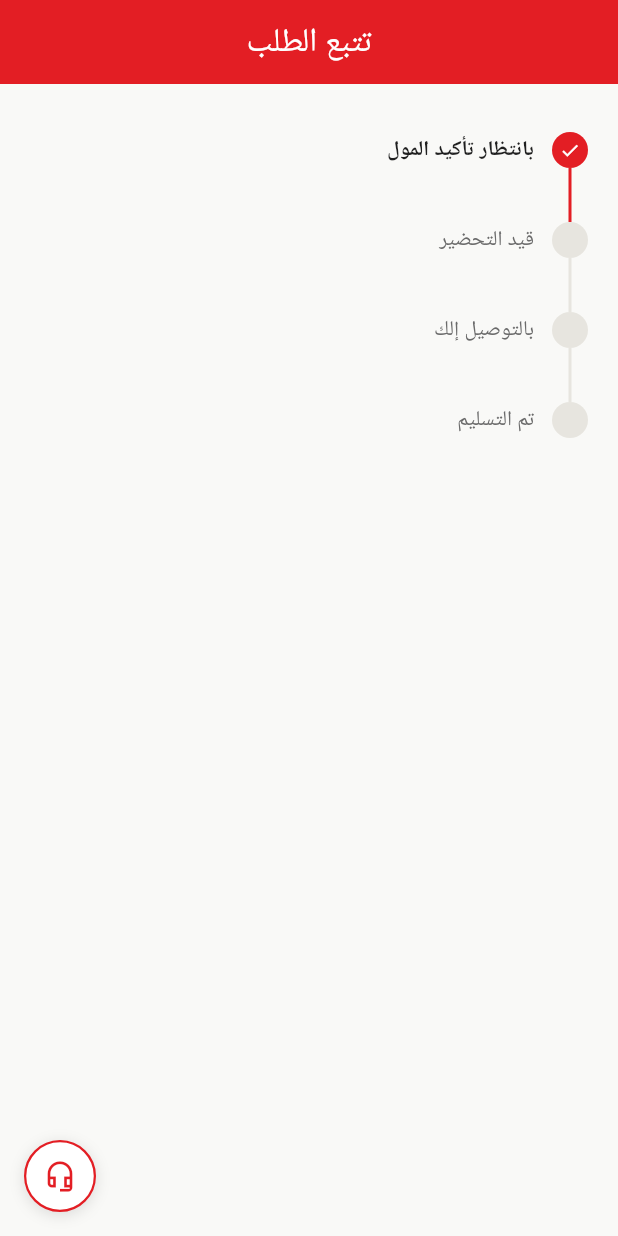
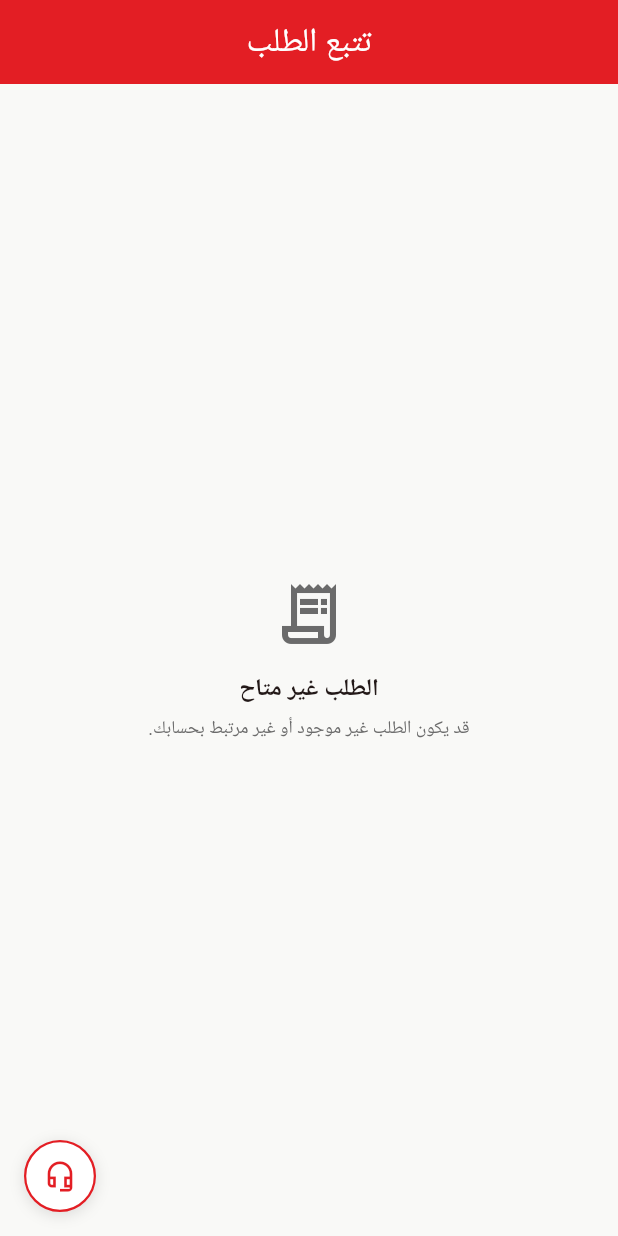
Before and after one commit to Huthayfa-Alomari/altayebat_app, a Flutter app: the OrderTrackingScreen screen opened directly with empty values, on a phone screen of 412 x 824 dp. Run offline on Flutter 3.47's test engine with Material 3 defaults, Android fonts, the phone set to English and light mode, and no system bars; our stand-ins replace supabase_flutter; accounts and stored records are empty; Roboto replaces fonts that are missing (Cairo).

Commit message:
feat: make order tracking resilient and status-aware

```diff
--- a/altayebat_app/lib/screens/order_tracking_screen.dart
+++ b/altayebat_app/lib/screens/order_tracking_screen.dart
@@ -30,25 +30,93 @@ class OrderTrackingScreen extends StatelessWidget {
       body: StreamBuilder<Map<String, dynamic>>(
         stream: SupabaseService.watchOrder(orderId),
         builder: (context, snapshot) {
-          if (!snapshot.hasData) {
+          if (snapshot.hasError) {
+            return _messageState(
+              icon: Icons.cloud_off_outlined,
+              title: 'تعذر تحديث الطلب',
+              subtitle: 'تأكد من الإنترنت وافتح الشاشة مرة ثانية.',
+            );
+          }
+
+          if (snapshot.connectionState == ConnectionState.waiting) {
             return const Center(
               child: CircularProgressIndicator(color: AppColors.primary),
             );
           }
 
+          if (!snapshot.hasData || snapshot.data!.isEmpty) {
+            return _messageState(
+              icon: Icons.receipt_long_outlined,
+              title: 'الطلب غير متاح',
+              subtitle: 'قد يكون الطلب غير موجود أو غير مرتبط بحسابك.',
+            );
+          }
+
           final status = snapshot.data!['status'] as String? ?? 'pending';
+          if (status == 'cancelled') {
+            return _cancelledState();
+          }
+
           final currentIndex = _statusOrder.indexOf(status);
+          final safeIndex = currentIndex < 0 ? 0 : currentIndex;
 
           return Padding(
             padding: const EdgeInsets.all(20),
             child: Column(
               crossAxisAlignment: CrossAxisAlignment.stretch,
               children: [
-                const SizedBox(height: 12),
+                Container(
+                  padding: const EdgeInsets.all(14),
+                  decoration: BoxDecoration(
+                    color: AppColors.primary.withOpacity(0.06),
+                    borderRadius: BorderRadius.circular(14),
+                  ),
+                  child: Row(
+                    children: [
+                      const Icon(
+                        Icons.receipt_long_outlined,
+                        color: AppColors.primary,
+                      ),
+                      const SizedBox(width: 10),
+                      Expanded(
+                        child: Column(
+                          crossAxisAlignment: CrossAxisAlignment.start,
+                          children: [
+                            const Text(
+                              'رقم الطلب',
+                              style: TextStyle(
+                                fontSize: 11,
+                                color: AppColors.textSecondary,
+                              ),
+                            ),
+                            Text(
+                              _shortOrderId(orderId),
+                              textDirection: TextDirection.ltr,
+                              style: const TextStyle(
+                                fontSize: 13,
+                                fontWeight: FontWeight.w600,
+                              ),
+                            ),
+                          ],
+                        ),
+                      ),
+                      Text(
+                        _statusLabels[status] ?? status,
+                        style: const TextStyle(
+                          color: AppColors.primary,
+                          fontSize: 12,
+                          fontWeight: FontWeight.w600,
+                        ),
+                      ),
+                    ],
+                  ),
+                ),
+                const SizedBox(height: 24),
                 for (int i = 0; i < _statusOrder.length; i++)
                   _stepTile(
                     label: _statusLabels[_statusOrder[i]]!,
-                    done: i <= currentIndex,
+                    done: i <= safeIndex,
+                    active: i == safeIndex,
                     isLast: i == _statusOrder.length - 1,
                   ),
                 const Spacer(),
@@ -61,12 +129,37 @@ class OrderTrackingScreen extends StatelessWidget {
                     ),
                     child: const Row(
                       children: [
-                        Icon(Icons.local_shipping_outlined,
-                            color: AppColors.primary),
+                        Icon(
+                          Icons.local_shipping_outlined,
+                          color: AppColors.primary,
+                        ),
                         SizedBox(width: 10),
                         Expanded(
                           child: Text(
-                            'المندوب بالطريق إلك، موقعه بيتحدث لحظياً',
+                            'المندوب بالطريق إلك. إذا احتجت مساعدة استخدم زر التواصل.',
+                            style: TextStyle(fontSize: 13),
+                          ),
+                        ),
+                      ],
+                    ),
+                  ),
+                if (status == 'delivered')
+                  Container(
+                    padding: const EdgeInsets.all(14),
+                    decoration: BoxDecoration(
+                      color: Colors.green.shade50,
+                      borderRadius: BorderRadius.circular(14),
+                    ),
+                    child: Row(
+                      children: [
+                        Icon(
+                          Icons.check_circle_outline,
+                          color: Colors.green.shade700,
+                        ),
+                        const SizedBox(width: 10),
+                        const Expanded(
+                          child: Text(
+                            'تم تسليم طلبك. صحتين وعافية!',
                             style: TextStyle(fontSize: 13),
                           ),
                         ),
@@ -82,9 +175,56 @@ class OrderTrackingScreen extends StatelessWidget {
     );
   }
 
+  Widget _cancelledState() {
+    return _messageState(
+      icon: Icons.cancel_outlined,
+      title: 'تم إلغاء الطلب',
+      subtitle: 'إذا عندك استفسار عن الإلغاء، استخدم زر التواصل مع الموظف.',
+      iconColor: Colors.redAccent,
+    );
+  }
+
+  Widget _messageState({
+    required IconData icon,
+    required String title,
+    required String subtitle,
+    Color iconColor = AppColors.textSecondary,
+  }) {
+    return Center(
+      child: Padding(
+        padding: const EdgeInsets.all(28),
+        child: Column(
+          mainAxisSize: MainAxisSize.min,
+          children: [
+            Icon(icon, size: 48, color: iconColor),
+            const SizedBox(height: 14),
+            Text(
+              title,
+              textAlign: TextAlign.center,
+              style: const TextStyle(
+                fontSize: 16,
+                fontWeight: FontWeight.w600,
+              ),
+            ),
+            const SizedBox(height: 6),
+            Text(
+              subtitle,
+              textAlign: TextAlign.center,
+              style: const TextStyle(
+                fontSize: 12,
+                color: AppColors.textSecondary,
+              ),
+            ),
+          ],
+        ),
+      ),
+    );
+  }
+
   Widget _stepTile({
     required String label,
     required bool done,
+    required bool active,
     required bool isLast,
   }) {
     return Row(
@@ -93,11 +233,14 @@ class OrderTrackingScreen extends StatelessWidget {
         Column(
           children: [
             Container(
-              width: 24,
-              height: 24,
+              width: 26,
+              height: 26,
               decoration: BoxDecoration(
                 color: done ? AppColors.primary : AppColors.border,
                 shape: BoxShape.circle,
+                border: active
+                    ? Border.all(color: AppColors.primary, width: 2)
+                    : null,
               ),
               child: done
                   ? const Icon(Icons.check, color: Colors.white, size: 14)
@@ -106,19 +249,19 @@ class OrderTrackingScreen extends StatelessWidget {
             if (!isLast)
               Container(
                 width: 2,
-                height: 36,
+                height: 38,
                 color: done ? AppColors.primary : AppColors.border,
               ),
           ],
         ),
         const SizedBox(width: 12),
         Padding(
-          padding: const EdgeInsets.only(top: 2),
+          padding: const EdgeInsets.only(top: 3),
           child: Text(
             label,
             style: TextStyle(
               fontSize: 14,
-              fontWeight: done ? FontWeight.w600 : FontWeight.w400,
+              fontWeight: active ? FontWeight.w700 : FontWeight.w500,
               color: done ? AppColors.textPrimary : AppColors.textSecondary,
             ),
           ),
@@ -126,4 +269,9 @@ class OrderTrackingScreen extends StatelessWidget {
       ],
     );
   }
+
+  String _shortOrderId(String id) {
+    if (id.length <= 10) return id;
+    return '#${id.substring(0, 8).toUpperCase()}';
+  }
 }
```
